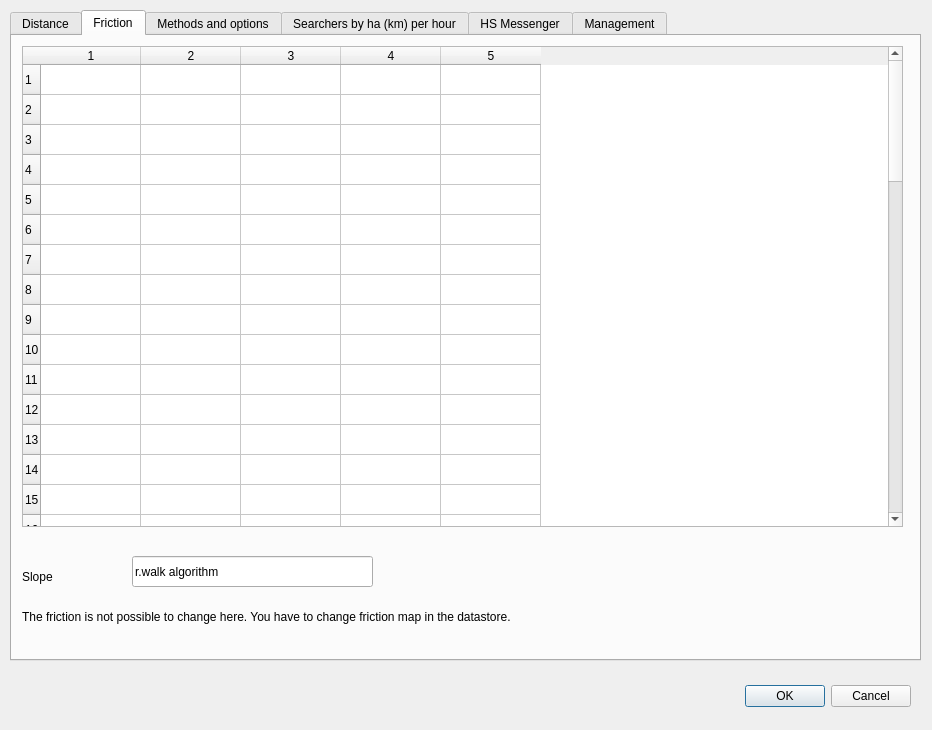
Above: ui/settings.ui from ruz76/qgis_patrac_3 before the change. Below: the same form after it.
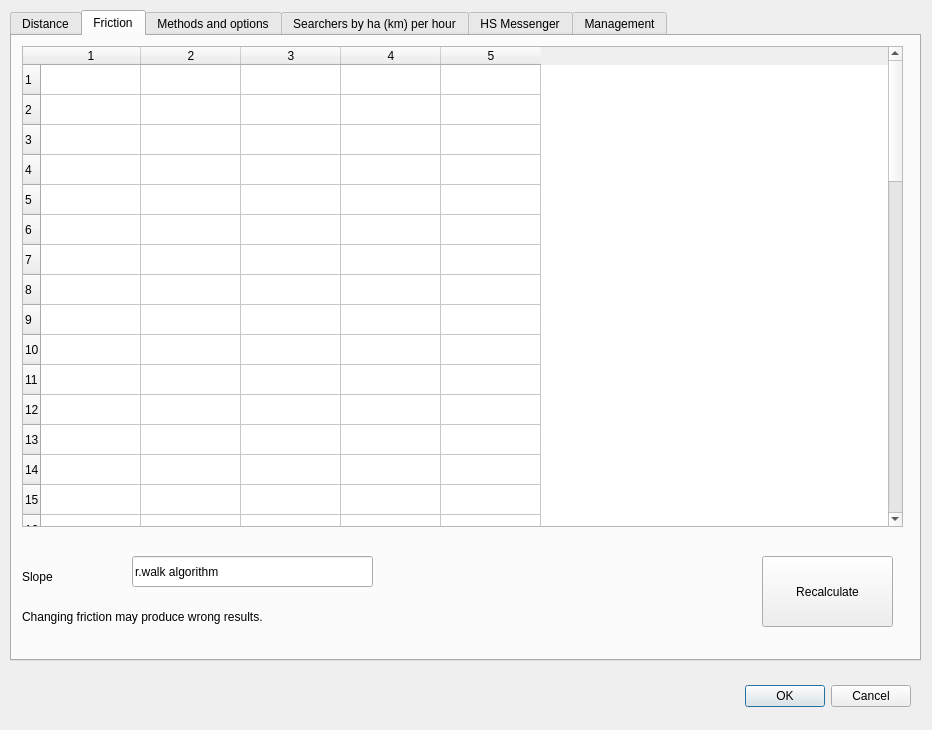
That is the form after the change. The open tabs and pages were chosen to show the change.

Diff of the .ui file:
```diff
--- a/ui/settings.ui
+++ b/ui/settings.ui
@@ -346,12 +346,25 @@
       <rect>
        <x>10</x>
        <y>570</y>
-       <width>871</width>
+       <width>781</width>
        <height>21</height>
       </rect>
      </property>
      <property name="text">
-      <string>The friction is not possible to change here. You have to change friction map in the datastore.</string>
+      <string>Changing friction may produce wrong results. </string>
+     </property>
+    </widget>
+    <widget class="QPushButton" name="pushButtonRecalculateFriction">
+     <property name="geometry">
+      <rect>
+       <x>750</x>
+       <y>520</y>
+       <width>131</width>
+       <height>71</height>
+      </rect>
+     </property>
+     <property name="text">
+      <string>Recalculate</string>
      </property>
     </widget>
    </widget>
```
Left out of the diff: 2 changed lines with no effect on the pictures.
